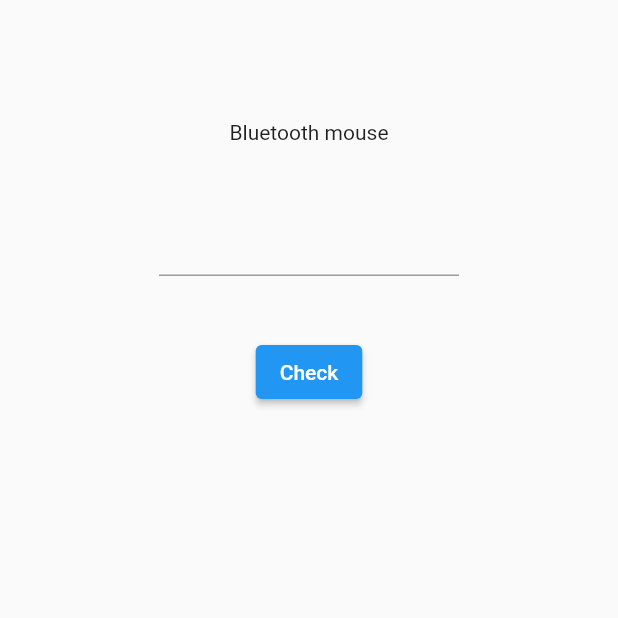
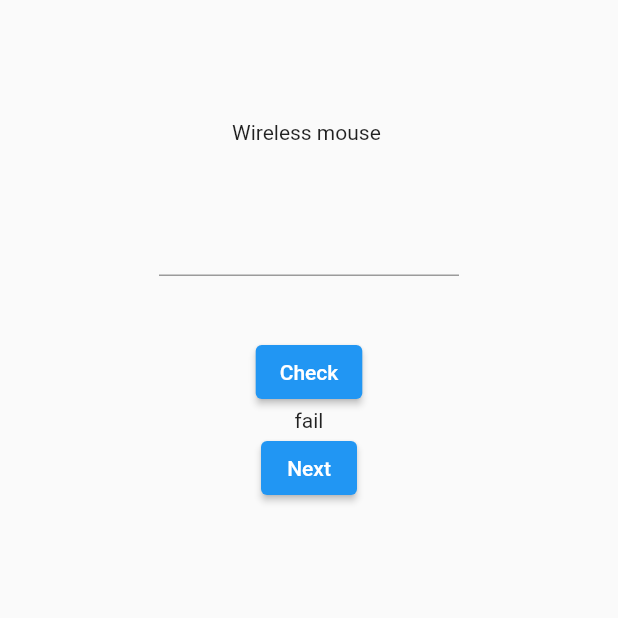
Before and after one commit to ngohieuphat/web-flutter, a Flutter app: the screen it shows after launch, after a tap on "Check", on a phone screen of 412 x 824 dp, the top half of it. Run offline on Flutter 3.47's test engine with Material 2 defaults, Android fonts, the phone set to English and light mode, and no system bars.

Commit message:
check result & show next product

```diff
--- a/lib/main.dart
+++ b/lib/main.dart
@@ -17,7 +17,7 @@ class MyApp extends StatelessWidget {
         primarySwatch: Colors.blue,
       ),
       debugShowCheckedModeBanner: false,
-      home: const HomePage(),
+      home: HomePage(),
     );
   }
 }
--- a/lib/pages/home_page.dart
+++ b/lib/pages/home_page.dart
@@ -1,8 +1,32 @@
 import 'package:flutter/material.dart';
 import 'package:flutter/services.dart';
 
-class HomePage extends StatelessWidget {
+class ProductInfo {
+  final String name;
+  final int price;
+
+  ProductInfo(this.name, this.price);
+}
+
+final products = [
+  ProductInfo('Wireless mouse ', 3),
+  ProductInfo('Keyboard ', 5),
+  ProductInfo('Camera ', 8),
+  ProductInfo('Speaker ', 4),
+  ProductInfo('Ipad ', 1000),
+];
+
+class HomePage extends StatefulWidget {
   const HomePage({Key? key}) : super(key: key);
+
+  @override
+  State<HomePage> createState() => _HomePageState();
+}
+
+class _HomePageState extends State<HomePage> {
+  int _currentProductIndex = 0;
+  int? _inputtedPrrice;
+  String _result = '';
 
   @override
   Widget build(BuildContext context) {
@@ -10,24 +34,63 @@ class HomePage extends StatelessWidget {
       body: Center(
         child: Column(
           children: [
-            Padding(padding: const EdgeInsets.only(top: 80)),
-            const Text('Bluetooth mouse'),
-            Padding(padding: const EdgeInsets.only(top: 40)),
+            const Padding(padding: EdgeInsets.only(top: 80)),
+            Text(products[_currentProductIndex].name),
+            const Padding(padding: EdgeInsets.only(top: 40)),
             SizedBox(
               width: 200,
               child: TextField(
+                key: Key('priceInput'),
                 keyboardType: TextInputType.number,
                 inputFormatters: [FilteringTextInputFormatter.digitsOnly],
+                onChanged: (value) {
+                  _inputtedPrrice = int.tryParse(value);
+                },
               ),
             ),
-            Padding(padding: const EdgeInsets.only(top: 40)),
+            const Padding(padding: EdgeInsets.only(top: 40)),
             ElevatedButton(
-              onPressed: () {},
+              onPressed: () {
+                setState(() {
+                  // result tinh dung sai
+                  _result =
+                      _inputtedPrrice == products[_currentProductIndex].price
+                          ? 'pass'
+                          : 'fail';
+                });
+              },
               child: const Text('Check'),
+            ),
+            Visibility(
+              visible: _result.isNotEmpty,
+              child: Text(
+                _result,
+                key: const Key('result'),
+              ),
+            ),
+            Visibility(
+              visible: _result.isNotEmpty,
+              child: ElevatedButton(
+                onPressed: () {
+                  setState(() {
+                    _result = '';
+                    if (_currentProductIndex < 4) {
+                      _currentProductIndex++;
+                    }
+                  });
+                },
+                child: const Text('Next'),
+              ),
             )
           ],
         ),
       ),
     );
   }
+
+  @override
+  State<StatefulWidget> createState() {
+    // TODO: implement createState
+    throw UnimplementedError();
+  }
 }
```
Also changed, not shown: 2 other files.
